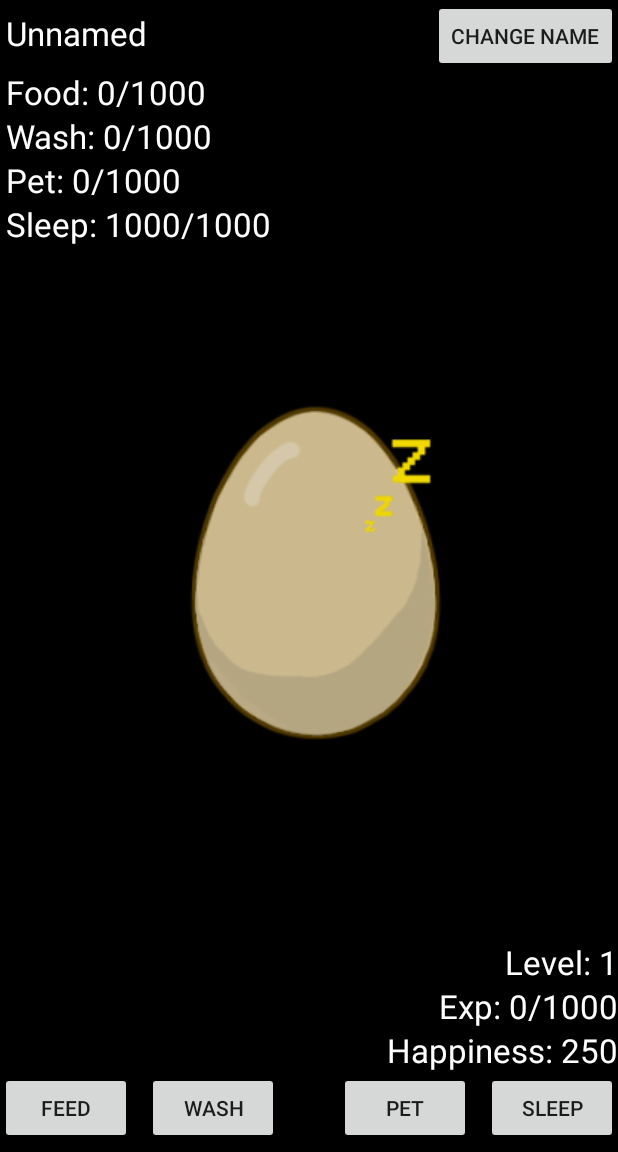
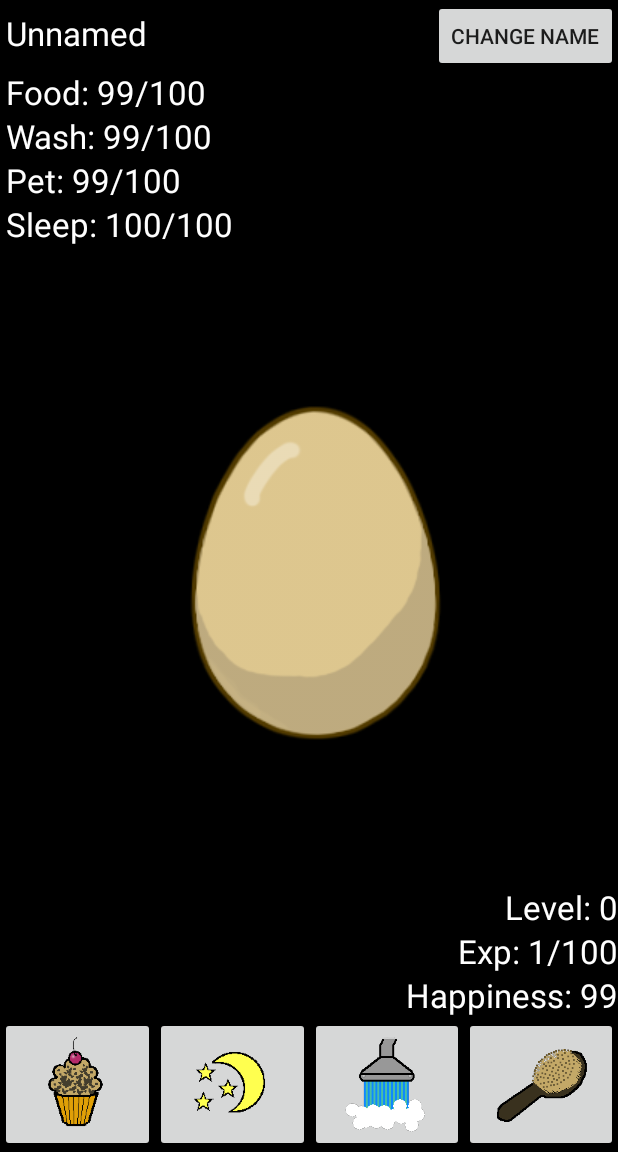
Before and after one commit to ToveVirtanen/Lemmikki, an Android app: the screen it shows after launch (MainActivity), on a phone screen of 412 x 824 dp, the part 84-1236 px from its top. Run offline under Robolectric (Android 15) with nearby library versions, the phone set to English and light mode, and no system bars.

Commit message:
10/10, Gospodi, 10/10

```diff
--- a/app/src/main/java/com/example/user/lemmikki/MainActivity.java
+++ b/app/src/main/java/com/example/user/lemmikki/MainActivity.java
@@ -1,64 +1,45 @@
 package com.example.user.lemmikki;
 
-import android.app.Activity;
-import android.app.Notification;
-import android.app.NotificationManager;
-import android.app.PendingIntent;
-import android.content.Context;
-import android.content.Intent;
+
 import android.content.SharedPreferences;
-import android.graphics.Color;
-import android.graphics.drawable.Drawable;
 import android.os.Bundle;
 import android.os.Handler;
 import android.preference.PreferenceManager;
-import android.util.Log;
 import android.view.View;
 import android.widget.Button;
 import android.widget.EditText;
+import android.widget.ImageButton;
 import android.widget.ImageView;
 import android.support.v7.app.AppCompatActivity;
 import android.widget.RelativeLayout;
-import android.widget.Switch;
 import android.widget.TextView;
 
 import java.text.DateFormat;
-import java.text.ParseException;
 import java.text.SimpleDateFormat;
-import java.util.Date;
 import java.util.Locale;
 import java.util.Timer;
 import java.util.TimerTask;
 
-import static com.example.user.lemmikki.R.id.EditTextName;
-import static com.example.user.lemmikki.R.id.TextViewFood;
-import static com.example.user.lemmikki.R.id.TextViewName;
-import static com.example.user.lemmikki.R.id.buttonFeed;
-import static com.example.user.lemmikki.R.id.buttonName;
-import static com.example.user.lemmikki.R.id.buttonPet;
-import static com.example.user.lemmikki.R.id.buttonSleep;
-import static com.example.user.lemmikki.R.id.buttonWash;
-import static com.example.user.lemmikki.R.id.main_container;
-
 public class MainActivity extends AppCompatActivity {
 
     Handler handler = new Handler();
-    int BackGroundColorCurr = 0;
+    int BackGroundColorCurr = 1;
     int CheckerEditTextName = 0;
     int AppOpenedBefore = 0;
 
-    public final int MaxFood = 1000;
-    public final int MaxWash = 1000;
-    public final int MaxPet = 1000;
-    public final int MaxSleep = 1000;
+    public final int MaxFood = 100;
+    public final int MaxWash = 100;
+    public final int MaxPet = 100;
+    public final int MaxSleep = 100;
+    public int CurLevel = 0;
+    public int CurExp = 0;
 
     public int TimerCycle;
     public int BaseTimerCycle;
     public long Happiness;
     public long MillsOnExit;
-    public int CurExp;
+
     public int NextLevelExp;
-    public int CurLevel;
     public long CurFood;
     public long CurWash;
     public long CurPet;
@@ -70,6 +51,11 @@ public class MainActivity extends AppCompatActivity {
     public long currentMils;
 
     String dateStr = new String();
+    int egg[] = new int[]{R.drawable.egg, R.drawable.egg,R.drawable.egg,R.drawable.dog, R.drawable.dog,R.drawable.dog,R.drawable.rabbit,R.drawable.rabbit,R.drawable.rabbit};
+    int washable[] = new int[]{R.drawable.washable, R.drawable.washable,R.drawable.washable,R.drawable.dogwash,R.drawable.dogwash,R.drawable.dogwash, R.drawable.rabbitwashable, R.drawable.rabbitwashable, R.drawable.rabbitwashable};
+    int eatable[] = new int[]{R.drawable.stars,R.drawable.stars,R.drawable.stars, R.drawable.dogeating,R.drawable.dogeating,R.drawable.dogeating, R.drawable.rabbiteatable, R.drawable.rabbiteatable, R.drawable.rabbiteatable};
+    int sleepable[] = new int[]{R.drawable.sleepable, R.drawable.sleepable,R.drawable.sleepable,R.drawable.dogsleep,R.drawable.dogsleep,R.drawable.dogsleep, R.drawable.rabbitsleepable, R.drawable.rabbitsleepable, R.drawable.rabbitsleepable};
+    int lovable[] = new int[]{R.drawable.lovable, R.drawable.lovable,R.drawable.lovable,R.drawable.doglove,R.drawable.doglove,R.drawable.doglove, R.drawable.rabbitlovable, R.drawable.rabbitlovable, R.drawable.rabbitlovable};
 
 
     @Override
@@ -78,9 +64,9 @@ public class MainActivity extends AppCompatActivity {
         setContentView(R.layout.activity_main);
 
         Loss=1;
-        Gain=100;
+        Gain=10;
         BaseTimerCycle = 3000;
-        NextLevelExp = 1000;
+        NextLevelExp = 100;
 //first time drawing interface
         final TextView TextViewFood = (TextView) findViewById(R.id.TextViewFood);
         final TextView TextViewWash = (TextView) findViewById(R.id.TextViewWash);
@@ -97,64 +83,63 @@ public class MainActivity extends AppCompatActivity {
 //      settings=null;
         if (settings!=null) {
             textViewName.setText(settings.getString("Name","Unnamed"));
-            CurFood = (settings.getLong("CurFood", 1000));
-            CurWash = (settings.getLong("CurWash", 1000));
-            CurPet = (settings.getLong("CurPet", 1000));
-            CurSleep = (settings.getLong("CurSleep", 1000));
+            CurFood = (settings.getLong("CurFood", 100));
+            CurWash = (settings.getLong("CurWash", 100));
+            CurPet = (settings.getLong("CurPet", 100));
+            CurSleep = (settings.getLong("CurSleep", 100));
             CurExp = (settings.getInt("CurExp", 0));
-            CurLevel = (settings.getInt("CurLevel", 1));
+            CurLevel = (settings.getInt("CurLevel", 0));
             BackGroundColorCurr = (settings.getInt("BackGroundColor", 1));
             MillsOnExit = (settings.getLong("MilsOnExit", 1));
         }
 
         DateFormat dateFormat = new SimpleDateFormat("HH:mm:ss Z", new Locale("en"));
         MyMills=MillsOnExit;
-        //получаем текущие миллисекунды
         currentMils=System.currentTimeMillis();
-        //теперь можно сравнивать
         doIt=currentMils-MyMills;
         System.out.print(doIt);
 
-        switch (BackGroundColorCurr){
-            case 0:
-                CurFood = CurFood - (doIt*Loss)/1000;
-                if (CurFood<0){
-                    CurFood = 0;
-                }
-                CurWash = CurWash - (doIt*Loss)/1000;
-                if (CurWash<0){
-                    CurWash = 0;
-                }
-                CurPet = CurPet - (doIt*Loss)/1000;
-                if (CurPet<0){
-                    CurPet = 0;
-                }
-                CurSleep = CurSleep - (doIt*Loss)/1000;
-                if (CurSleep<0){
-                    CurSleep = 0;
-                }
-                break;
-            case 1:
-                CurFood = CurFood - (doIt*Loss)/1000;
-                if (CurFood<0){
-                    CurFood = 0;
-                }
-                CurWash = CurWash - (doIt*Loss)/1000;
-                if (CurWash<0){
-                    CurWash = 0;
-                }
-                CurPet = CurPet - (doIt*Loss)/1000;
-                if (CurPet<0){
-                    CurPet = 0;
-                }
-                CurSleep = CurSleep + (doIt*Loss)/4000;
-                if (CurSleep>MaxSleep){
-                    CurSleep = 1000;
-                }
-                break;
-        }
+//        switch (BackGroundColorCurr){
+//            case 0:
+//                CurFood = CurFood - (doIt*Loss)/1000;
+//                if (CurFood<0){
+//                    CurFood = 0;
+//                }
+//                CurWash = CurWash - (doIt*Loss)/1000;
+//                if (CurWash<0){
+//                    CurWash = 0;
+//                }
+//                CurPet = CurPet - (doIt*Loss)/1000;
+//                if (CurPet<0){
+//                    CurPet = 0;
+//                }
+//                CurSleep = CurSleep - (doIt*Loss)/1000;
+//                if (CurSleep<0){
+//                    CurSleep = 0;
+//                }
+//                break;
+//            case 1:
+//                CurFood = CurFood - (doIt*Loss)/1000;
+//                if (CurFood<0){
+//                    CurFood = 0;
+//                }
+//                CurWash = CurWash - (doIt*Loss)/1000;
+//                if (CurWash<0){
+//                    CurWash = 0;
+//                }
+//                CurPet = CurPet - (doIt*Loss)/1000;
+//                if (CurPet<0){
+//                    CurPet = 0;
+//                }
+//                CurSleep = CurSleep + (doIt*Loss)/4000;
+//                if (CurSleep>MaxSleep){
+//                    CurSleep = 1000;
+//                }
+//                break;
+//        }
 
         final ImageView imageView = (ImageView) findViewById(R.id.egg);
+        imageView.setImageResource(egg[CurLevel]);
 
         if (BackGroundColorCurr==0) {
             RelativeLayout bgElement = (RelativeLayout) findViewById(R.id.main_container);
@@ -168,7 +153,7 @@ public class MainActivity extends AppCompatActivity {
             TextViewExp.setTextColor(getResources().getColor(R.color.Black));
             TextViewHappinnes.setTextColor(getResources().getColor(R.color.Black));
             editTextName.setTextColor(getResources().getColor(R.color.Black));
-            imageView.setImageResource(R.drawable.egg);
+//            imageView.setImageResource(R.drawable.egg);
         } else {
             RelativeLayout bgElement = (RelativeLayout) findViewById(R.id.main_container);
             bgElement.setBackgroundColor(getResources().getColor(R.color.Black));
@@ -181,7 +166,7 @@ public class MainActivity extends AppCompatActivity {
             TextViewExp.setTextColor(getResources().getColor(R.color.White));
             TextViewHappinnes.setTextColor(getResources().getColor(R.color.White));
             editTextName.setTextColor(getResources().getColor(R.color.White));
-            imageView.setImageResource(R.drawable.sleepable);
+//            imageView.setImageResource(R.drawable.sleepable);
         }
 
 
@@ -193,12 +178,12 @@ public class MainActivity extends AppCompatActivity {
         TextViewExp.setText("Exp: " + CurExp + "/" + NextLevelExp);
         TextViewHappinnes.setText("Happiness: " + Happiness);
 //buttons
-        Button buttonFeed = (Button) findViewById(R.id.buttonFeed);
+        ImageButton ImageButtonFeed = (ImageButton) findViewById(R.id.ImageButtonFeed);
         View.OnClickListener listenerFeed = new View.OnClickListener() {
             @Override
             public void onClick(View v) {
                 if (BackGroundColorCurr == 0) {
-                    imageView.setImageResource(R.drawable.stars);
+                    imageView.setImageResource(eatable[CurLevel]);
                     if (CurFood<(MaxFood-Gain)) {
                         CurFood = CurFood + Gain;
                     } else {
@@ -208,20 +193,20 @@ public class MainActivity extends AppCompatActivity {
                     handler.postDelayed(new Runnable() {
                         @Override
                         public void run() {
-                            imageView.setImageResource(R.drawable.egg);
+                            imageView.setImageResource(egg[CurLevel]);
                         }
                     }, 1000);
                 }
             }
         };
-        buttonFeed.setOnClickListener(listenerFeed);
+        ImageButtonFeed.setOnClickListener(listenerFeed);
 
-        Button buttonWash = (Button) findViewById(R.id.buttonWash);
+        ImageButton ImageButtonWash = (ImageButton) findViewById(R.id.ImageButtonWash);
         View.OnClickListener listenerWash = new View.OnClickListener() {
             @Override
             public void onClick(View v) {
                 if (BackGroundColorCurr == 0) {
-                    imageView.setImageResource(R.drawable.washable);
+                    imageView.setImageResource(washable[CurLevel]);
                     if (CurWash<(MaxWash-Gain)) {
                         CurWash = CurWash + Gain;
                     } else {
@@ -231,20 +216,20 @@ public class MainActivity extends AppCompatActivity {
                     handler.postDelayed(new Runnable() {
                         @Override
                         public void run() {
-                            imageView.setImageResource(R.drawable.egg);
+                            imageView.setImageResource(egg[CurLevel]);
                         }
                     }, 1000);
                 }
             }
         };
-        buttonWash.setOnClickListener(listenerWash);
+        ImageButtonWash.setOnClickListener(listenerWash);
 
-        Button buttonPet = (Button) findViewById(R.id.buttonPet);
+        ImageButton ImageButtonPet = (ImageButton) findViewById(R.id.ImageButtonPet);
         View.OnClickListener listenerPet = new View.OnClickListener() {
             @Override
             public void onClick(View v) {
                 if (BackGroundColorCurr==0) {
-                    imageView.setImageResource(R.drawable.lovable);
+                    imageView.setImageResource(lovable[CurLevel]);
                     if (CurPet<(MaxPet-Gain)) {
                         CurPet = CurPet + Gain;
                     } else {
@@ -254,16 +239,16 @@ public class MainActivity extends AppCompatActivity {
                     handler.postDelayed(new Runnable() {
                         @Override
                         public void run() {
-                            imageView.setImageResource(R.drawable.egg);
+                            imageView.setImageResource(egg[CurLevel]);
                         }
                     }, 1000);
                 }
             }
 
         };
-        buttonPet.setOnClickListener(listenerPet);
+        ImageButtonPet.setOnClickListener(listenerPet);
 
-        Button buttonSleep = (Button) findViewById(R.id.buttonSleep);
+        ImageButton ImageButtonSleep = (ImageButton) findViewById(R.id.ImageButtonSleep);
         View.OnClickListener listenerSleep = new View.OnClickListener() {
             @Override
             public void onClick(View v){
@@ -281,7 +266,7 @@ public class MainActivity extends AppCompatActivity {
                     TextViewLevel.setTextColor(getResources().getColor(R.color.White));
                     TextViewExp.setTextColor(getResources().getColor(R.color.White));
                     TextViewHappinnes.setTextColor(getResources().getColor(R.color.White));
-                    imageView.setImageResource(R.drawable.sleepable);
+                    imageView.setImageResource(sleepable[CurLevel]);
                 } else {
                     BackGroundColorCurr=0;
                     RelativeLayout bgElement = (RelativeLayout) findViewById(R.id.main_container);
@@ -295,12 +280,12 @@ public class MainActivity extends AppCompatActivity {
                     TextViewLevel.setTextColor(getResources().getColor(R.color.Black));
                     TextViewExp.setTextColor(getResources().getColor(R.color.Black));
                     TextViewHappinnes.setTextColor(getResources().getColor(R.color.Black));
-                    imageView.setImageResource(R.drawable.egg);
+                    imageView.setImageResource(egg[CurLevel]);
                 }
             }
 
         };
-        buttonSleep.setOnClickListener(listenerSleep);
+        ImageButtonSleep.setOnClickListener(listenerSleep);
 
         final Button buttonName = (Button) findViewById(R.id.buttonName);
         View.OnClickListener listenerName = new View.OnClickListener() {
@@ -336,7 +321,6 @@ public class MainActivity extends AppCompatActivity {
 //        };
 //        buttonDelSet.setOnClickListener(listenerDelSet)
 
-//timer
         class TimerTaskMain extends TimerTask {
             @Override
             public void run() {
@@ -358,8 +342,8 @@ public class MainActivity extends AppCompatActivity {
                         if (CurWash<0){
                             CurWash=0;
                         }
-                        Happiness = (CurPet*CurPet+CurWash*CurWash+CurPet*CurPet+CurSleep*CurSleep)/4000;
-                        if (Happiness > 600){
+                        Happiness = (CurPet+CurWash+CurPet+CurSleep)/4;
+                        if (Happiness > 50){
                             CurExp++;
                         }
                         while (CurExp>=NextLevelExp) {
@@ -399,8 +383,8 @@ public class MainActivity extends AppCompatActivity {
                         } else {
                             CurSleep = MaxSleep;
                         }
-                        Happiness = (CurPet*CurPet+CurWash*CurWash+CurPet*CurPet+CurSleep*CurSleep)/4000;
-                        if (Happiness>600){
+                        Happiness = (CurPet+CurWash+CurFood+CurSleep)/4;
+                        if (Happiness > 50){
                             CurExp++;
                         }
                         while (CurExp>=NextLevelExp) {
--- a/app/src/main/res/layout/activity_main.xml
+++ b/app/src/main/res/layout/activity_main.xml
@@ -64,48 +64,58 @@
         />
 
 
-    <Button
-        android:id="@+id/buttonFeed"
+    <LinearLayout
+        xmlns:android="http://schemas.android.com/apk/res/android"
+        android:id="@+id/button_bar"
+        android:layout_width="fill_parent"
+        android:layout_height="90dp"
+        android:orientation="horizontal"
+        android:layout_alignParentBottom="true"
+        android:layout_alignParentLeft="true">
+
+
+    <ImageButton
+
+            android:id="@+id/ImageButtonFeed"
             android:layout_width="wrap_content"
             android:layout_height="wrap_content"
-        android:text="Feed"
+            android:layout_weight="1"
+            android:scaleType="centerInside"
+            android:src="@drawable/cake"
             android:layout_alignParentBottom="true"
-        android:layout_alignParentStart="true"
-        android:layout_marginBottom="5dp"
-        />
+            android:layout_alignParentLeft="true"
+            android:layout_toEndOf="@+id/buttonSettings" />
 
-    <Button
-        android:id="@+id/buttonWash"
+    <ImageButton
+            android:id="@+id/ImageButtonSleep"
             android:layout_width="wrap_content"
             android:layout_height="wrap_content"
-        android:text="Wash"
-        android:layout_alignParentBottom="true"
-        android:layout_toEndOf="@id/buttonFeed"
-        android:layout_marginLeft="10dp"
-        android:layout_marginBottom="5dp"
-        />
+            android:layout_weight="1"
+            android:scaleType="centerInside"
+            android:src="@drawable/night"
+            android:layout_alignBottom="@+id/ImageButtonPet"
+            android:layout_toRightOf="@+id/ImageButtonPet" />
 
-    <Button
-        android:id="@+id/buttonSleep"
+    <ImageButton
+            android:id="@+id/ImageButtonWash"
             android:layout_width="wrap_content"
             android:layout_height="wrap_content"
-        android:text="Sleep"
-        android:layout_alignParentBottom="true"
-        android:layout_alignParentEnd="true"
-        android:layout_marginBottom="5dp"
-        />
+            android:layout_weight="1"
+            android:scaleType="centerInside"
+            android:src="@drawable/shower"
+            android:layout_alignBottom="@+id/ImageButtonFeed"
+            android:layout_toRightOf="@+id/ImageButtonFeed" />
 
-    <Button
-        android:id="@+id/buttonPet"
+    <ImageButton
+            android:id="@+id/ImageButtonPet"
             android:layout_width="wrap_content"
             android:layout_height="wrap_content"
-        android:text="Pet"
-        android:layout_alignParentBottom="true"
-        android:layout_toStartOf="@id/buttonSleep"
-        android:layout_marginRight="10dp"
-        android:layout_marginBottom="5dp"
-        />
-
+            android:layout_weight="1"
+            android:src="@drawable/brush"
+            android:scaleType="centerInside"
+            android:layout_alignBottom="@+id/ImageButtonWash"
+            android:layout_toRightOf="@+id/ImageButtonWash" />
+    </LinearLayout>
 
     <Button
         android:id="@+id/buttonSettings"
@@ -149,7 +159,7 @@
         android:id="@+id/TextViewHappinnes"
         android:layout_width="wrap_content"
         android:layout_height="wrap_content"
-        android:layout_above="@+id/buttonSleep"
+        android:layout_above="@+id/button_bar"
         android:layout_alignParentEnd="true"
         android:textSize="10pt"
         />
```
Also changed, not shown: app/src/main/res/drawable/brush.png (added), app/src/main/res/drawable/cake.png (added), app/src/main/res/drawable/dog.png, app/src/main/res/drawable/dogeating.png, app/src/main/res/drawable/doglove.png, app/src/main/res/drawable/dogsleep.png, app/src/main/res/drawable/dogwash.png, app/src/main/res/drawable/night.png (added), app/src/main/res/drawable/rabbit.png, app/src/main/res/drawable/rabbiteatable.png (added), app/src/main/res/drawable/rabbiteating.png (deleted), app/src/main/res/drawable/rabbitlovable.png, app/src/main/res/drawable/rabbitsleepable.png, app/src/main/res/drawable/rabbitwashable.png, 1 more files. Lines whose indentation alone changed are shown as unchanged.
